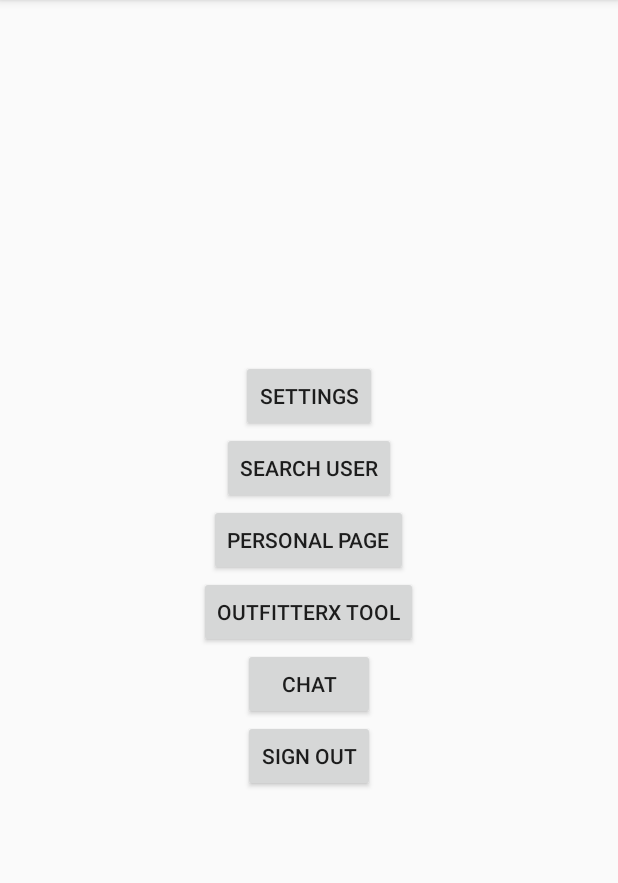
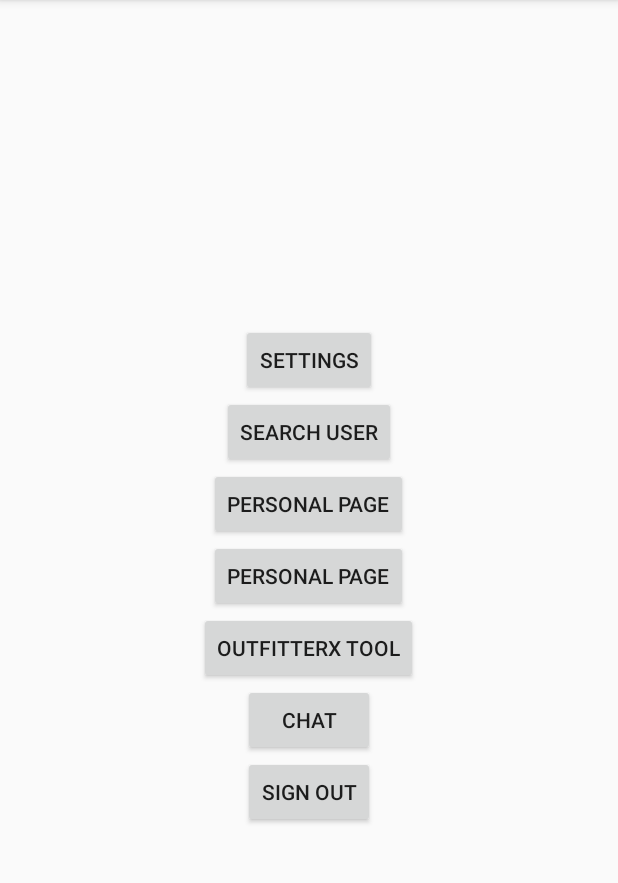
Before and after one commit to NDKhoa892/demoOUTFITTERX, an Android app: the screen it shows after launch once a user with an empty profile is signed in (MainActivity), on a phone screen of 412 x 824 dp, the part 84-967 px from its top. Run offline under Robolectric (Android 15) with nearby library versions, the phone set to English and light mode, and no system bars; our stand-ins replace Firebase (no records; nobody signed in at launch, a user with empty details on screens opened directly).

Commit message:
Merge branch 'master' of E:\AndroidAndFlutterProject\demoOUTFITTERX with conflicts.

```diff
--- a/app/build.gradle
+++ b/app/build.gradle
@@ -59,4 +59,8 @@ dependencies {
 
     //// Picasso - Load image to imgview
     implementation 'com.squareup.picasso:picasso:2.71828'
+
+    ////        PICK AND CROP IMAGE
+    ////    https://github.com/Yalantis/uCrop
+    implementation 'com.github.yalantis:ucrop:2.2.4-native'
 }
--- a/app/src/main/java/com/harry/demooutfitterx/Activity/MainActivity.java
+++ b/app/src/main/java/com/harry/demooutfitterx/Activity/MainActivity.java
@@ -17,7 +17,7 @@ public class MainActivity extends AppCompatActivity {
 
     public static final String TAG = "MainActivity";
 
-    Button btnSignout, btnSettings, btnPage, btnSearchUser;
+    Button btnSignout, btnSettings, btnPage, btnSearchUser, btnGuest;
 
     /// FIREBASE
     FirebaseAuth mAuth;
@@ -31,6 +31,7 @@ public class MainActivity extends AppCompatActivity {
         btnSignout = findViewById(R.id.btnSignout);
         btnPage    = findViewById(R.id.btnPage);
         btnSearchUser = findViewById(R.id.btnSearchUser);
+        btnGuest    = findViewById(R.id.btnGUEST);
 
         /// GET FIREBASE AUTH
         mAuth = FirebaseAuth.getInstance();
@@ -55,6 +56,12 @@ public class MainActivity extends AppCompatActivity {
             @Override
             public void onClick(View v) {
                 updateUI(SearchUser.class);
+            }
+        });
+        btnGuest.setOnClickListener(new View.OnClickListener() {
+            @Override
+            public void onClick(View v) {
+                updateUI(ProfileGuestViewActivity.class);
             }
         });
 
--- a/app/src/main/res/layout/activity_main.xml
+++ b/app/src/main/res/layout/activity_main.xml
@@ -15,7 +15,7 @@
         android:text="SETTINGS"
         android:layout_gravity="center_horizontal" />
 
-    <!--  BUTTON PERSONAL PAGE  -->
+    <!--  BUTTON SEARCH USER  -->
     <Button
         android:id="@+id/btnSearchUser"
         android:layout_width="wrap_content"
@@ -30,6 +30,15 @@
         android:layout_height="wrap_content"
         android:text="PERSONAL PAGE"
         android:layout_gravity="center_horizontal"/>
+
+    <!--  BUTTON GUEST PAGE  -->
+    <Button
+        android:id="@+id/btnGUEST"
+        android:layout_width="wrap_content"
+        android:layout_height="wrap_content"
+        android:text="PERSONAL PAGE"
+        android:layout_gravity="center_horizontal"/>
+
     <!--  BUTTON OUTFITTERX TOOL  -->
     <Button
         android:id="@+id/btnTool"
--- a/build.gradle
+++ b/build.gradle
@@ -8,7 +8,7 @@ buildscript {
 
     }
     dependencies {
-        classpath 'com.android.tools.build:gradle:3.6.3'
+        classpath 'com.android.tools.build:gradle:3.6.2'
         classpath 'com.google.gms:google-services:4.3.3'
         // NOTE: Do not place your application dependencies here; they belong
         // in the individual module build.gradle files
@@ -19,7 +19,6 @@ allprojects {
     repositories {
         google()
         jcenter()
-
         maven { url "https://jitpack.io" }
     }
 }
```
Also changed, not shown: app/src/main/AndroidManifest.xml (+11 -30 lines), app/src/main/java/com/harry/demooutfitterx/Activity/ProfileGuestViewActivity.java (+11 -7 lines).
